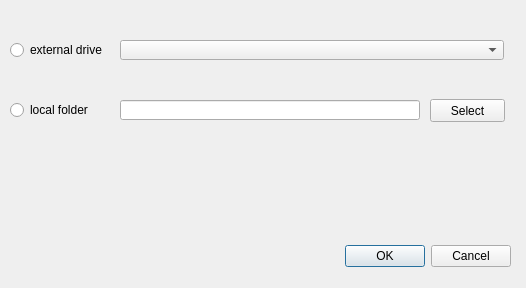
Before: the Qt Designer form selectDrive.ui in JJutopsy/DETTT, drawn with Qt 5.
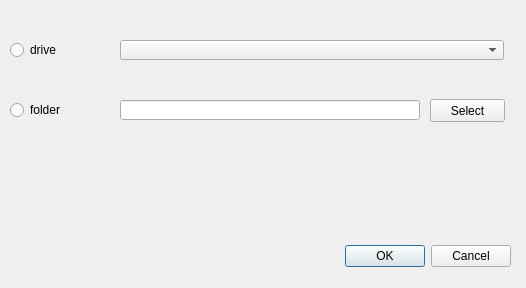
After: the same form once the commit is applied.

Diff of the .ui file:
```diff
--- a/selectDrive.ui
+++ b/selectDrive.ui
@@ -62,7 +62,7 @@
     </rect>
    </property>
    <property name="text">
-    <string>local folder</string>
+    <string>folder</string>
    </property>
   </widget>
   <widget class="QRadioButton" name="drive_radio">
@@ -78,7 +78,7 @@
     </rect>
    </property>
    <property name="text">
-    <string>external drive</string>
+    <string>drive</string>
    </property>
   </widget>
   <widget class="QComboBox" name="drive_combo">
```
